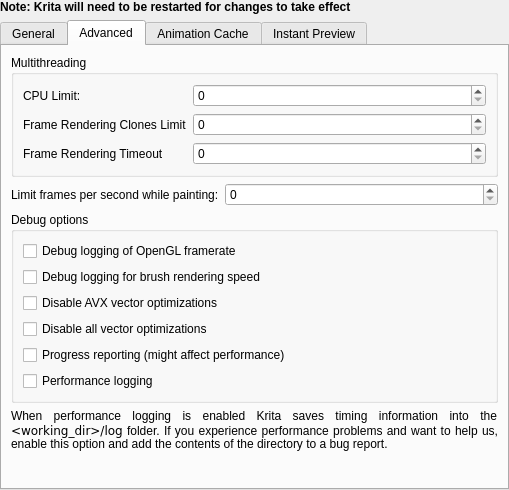
Before: the Qt Designer form libs/ui/forms/wdgperformancesettings.ui in KDE/krita, drawn with Qt 5.
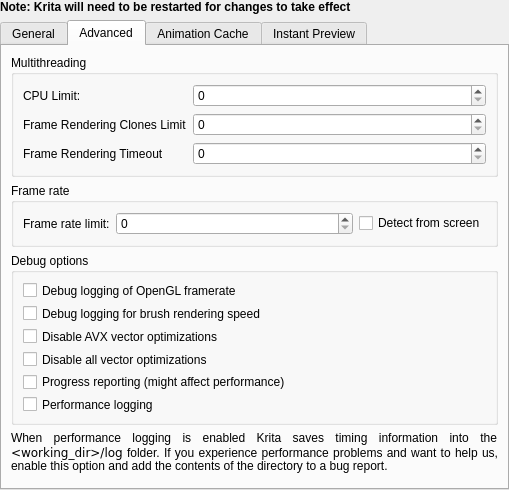
After: the same form once the commit is applied. The open tabs and pages were chosen to show the change. Custom widgets are drawn as their Qt base class.

The edit to the form file:
```diff
--- a/libs/ui/forms/wdgperformancesettings.ui
+++ b/libs/ui/forms/wdgperformancesettings.ui
@@ -320,15 +320,21 @@
          </layout>
         </widget>
        </item>
-       <item row="1" column="0">
+       <item row="1" column="0" colspan="2">
+        <widget class="QGroupBox" name="fpsGroup">
+         <property name="title">
+          <string>Frame rate</string>
+         </property>
+         <layout class="QHBoxLayout" name="horizontalLayout">
+          <item>
         <widget class="QLabel" name="label_fps">
          <property name="text">
-          <string>Limit frames per second while painting:</string>
+             <string>Frame rate limit:</string>
          </property>
         </widget>
        </item>
-       <item row="1" column="1">
-        <widget class="KisSliderSpinBox" name="sliderFpsLimit" native="true">
+          <item>
+           <widget class="KisSliderSpinBox" name="sliderFpsLimit">
          <property name="sizePolicy">
           <sizepolicy hsizetype="MinimumExpanding" vsizetype="Preferred">
            <horstretch>0</horstretch>
@@ -340,6 +346,16 @@
          </property>
         </widget>
        </item>
+          <item>
+           <widget class="QCheckBox" name="chkDetectFps">
+            <property name="text">
+             <string>Detect from screen</string>
+            </property>
+           </widget>
+          </item>
+         </layout>
+        </widget>
+       </item>
        <item row="2" column="0" colspan="2">
         <widget class="QGroupBox" name="groupBox_7">
          <property name="title">
```
Left out of the diff: 21 changed lines with no effect on the pictures. Lines whose indentation alone changed are shown as unchanged.
